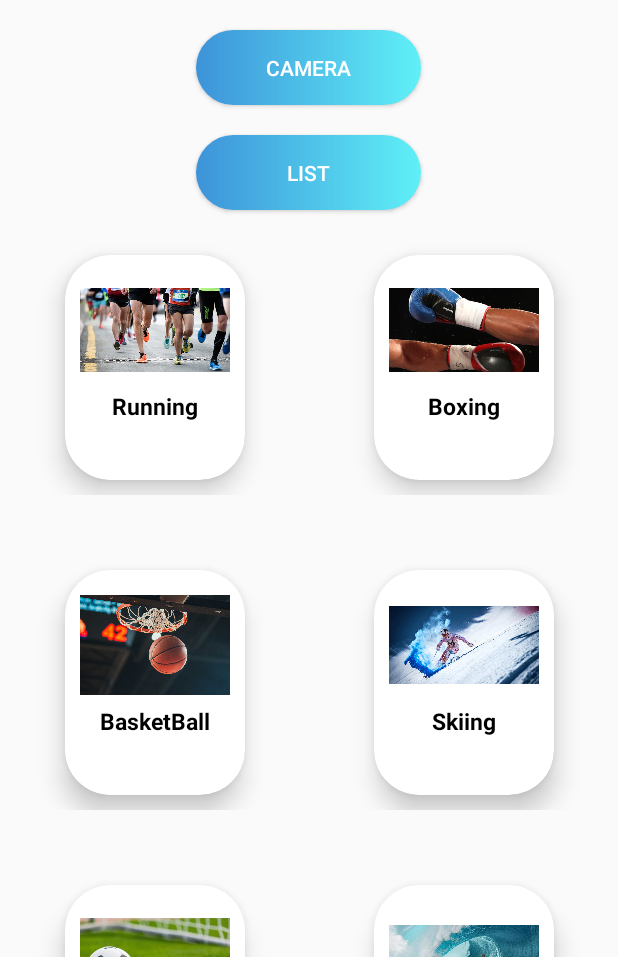
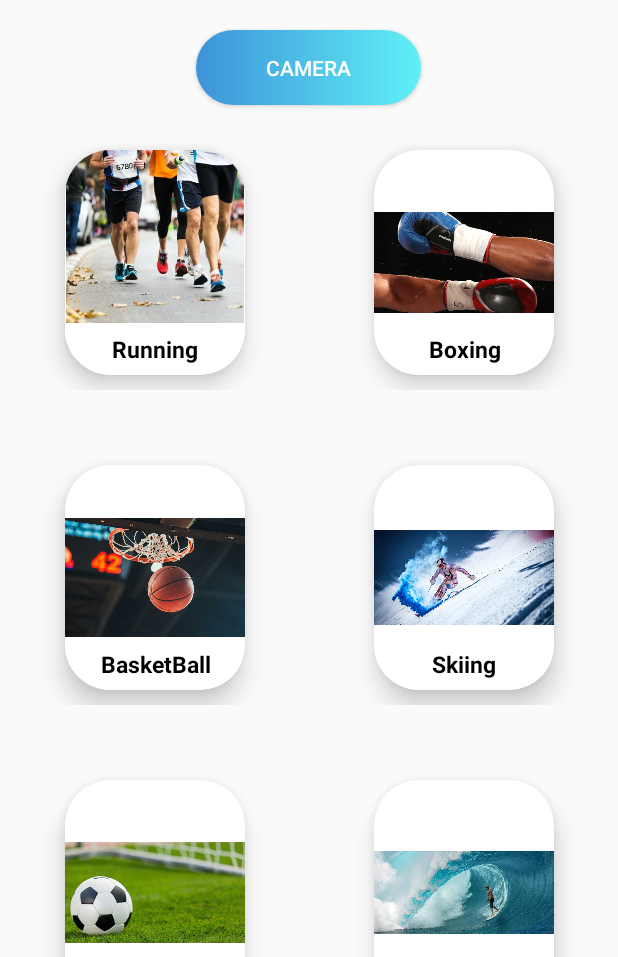
Before and after one commit to YasminAwad1501/Sports, an Android app: the SportsActivity screen opened directly, with no data from a screen before it, on a phone screen of 412 x 824 dp, the part 279-1236 px from its top. Run offline under Robolectric (Android 15) with nearby library versions, the phone set to English and light mode, and no system bars.

Commit message:
31/01/2022

```diff
--- a/app/src/main/AndroidManifest.xml
+++ b/app/src/main/AndroidManifest.xml
@@ -12,11 +12,12 @@
         android:supportsRtl="true"
         android:theme="@style/Theme.Design.Light">
         <activity
-            android:name=".LatestSearchActivity"
+            android:name=".LatestSearch"
             android:exported="true" />
 
         <service
             android:name=".NotificationIntentService"
+            android:permission="android.permission.BIND_JOB_SERVICE"
             android:exported="false" />
         <service
             android:name=".MusicService"
--- a/app/src/main/java/com/example/sports/LogInActivity.java
+++ b/app/src/main/java/com/example/sports/LogInActivity.java
@@ -35,10 +35,6 @@ public class LogInActivity extends AppCompatActivity  {
         super.onCreate(savedInstanceState);
         setContentView(R.layout.activity_log_in);
 
-        SharedPreferences sp = getSharedPreferences("settings",MODE_PRIVATE);
-        String email = sp.getString("email","");
-        String password = sp.getString("password","");
-
         //returns reference to the instance of the project Firebase
         mAuth = FirebaseAuth.getInstance();
 
@@ -50,6 +46,13 @@ public class LogInActivity extends AppCompatActivity  {
         editTextUsername = findViewById(R.id.editTextEmail);
         editTextPassword = findViewById(R.id.editTextPassword);
 
+        SharedPreferences sp = getSharedPreferences("settings",MODE_PRIVATE);
+        String email = sp.getString("email","");
+        String password = sp.getString("password","");
+        if (!email.equals("") && !password.equals("")){
+            editTextUsername.setText(email);
+            editTextPassword.setText(password);
+        }
 
     }
 
--- a/app/src/main/java/com/example/sports/MyAdapter.java
+++ b/app/src/main/java/com/example/sports/MyAdapter.java
@@ -24,6 +24,7 @@ public class MyAdapter extends RecyclerView.Adapter<MyAdapter.MyViewHolder> {
         this.context=context;
         this.titles=titles;
         this.images=images;
+
 
     }
 
@@ -55,7 +56,7 @@ public class MyAdapter extends RecyclerView.Adapter<MyAdapter.MyViewHolder> {
         public MyViewHolder(@NonNull View itemView){
             super(itemView);
 
-            mImageView = itemView.findViewById(R.id.imageview);
+            mImageView = itemView.findViewById(R.id.mImageView);
 
             mTextview = itemView.findViewById(R.id.textview);
             itemView.setOnClickListener(new View.OnClickListener() {
--- a/app/src/main/java/com/example/sports/NotificationReceiver.java
+++ b/app/src/main/java/com/example/sports/NotificationReceiver.java
@@ -10,6 +10,7 @@ public class NotificationReceiver extends BroadcastReceiver {
     @Override
     public void onReceive(Context context, Intent intent) {
         Intent intent1 = new Intent(context, NotificationIntentService.class);
-        context.startService(intent1);
+        //context.startService(intent1);
+        // TODO: 12/20/2021  להחזיר!!
     }
 }
--- a/app/src/main/java/com/example/sports/SportsActivity.java
+++ b/app/src/main/java/com/example/sports/SportsActivity.java
@@ -122,6 +122,8 @@ public class SportsActivity extends AppCompatActivity  implements DialogInterfac
                 Intent intent2 = new Intent (this, FavoriteActivity.class);
                 startActivity(intent2);
                 break;
+            case R.id.itemProfile:
+
         }
         return super.onOptionsItemSelected(item);
 
--- a/app/src/main/res/layout/activity_sports.xml
+++ b/app/src/main/res/layout/activity_sports.xml
@@ -43,18 +43,7 @@
         tools:layout_editor_absoluteX="38dp"
         tools:layout_editor_absoluteY="547dp"/>
 
-    <Button
-        android:id="@+id/buttonList"
-        android:layout_width="150dp"
-        android:layout_height="50dp"
-        android:layout_marginTop="20dp"
-        android:layout_gravity="center"
-        android:background="@drawable/shape_login_button"
-        android:onClick="List"
-        android:text="List"
-        android:textColor="@android:color/white"
-        tools:layout_editor_absoluteX="38dp"
-        tools:layout_editor_absoluteY="547dp"/>
+
 
     <androidx.recyclerview.widget.RecyclerView
         android:id="@+id/recycleview"
--- a/app/src/main/res/layout/grid_item.xml
+++ b/app/src/main/res/layout/grid_item.xml
@@ -24,31 +24,34 @@
 
         <RelativeLayout
             android:layout_width="match_parent"
-            android:layout_height="150dp"
-
-            >
+            android:layout_height="150dp">
 
 
             <ImageView
-                android:id="@+id/imageview"
-                android:layout_width="100dp"
-                android:layout_height="80dp"
-                android:layout_centerHorizontal="true"
-                android:src="@drawable/running"
-                android:layout_marginTop="10dp"/>
+                android:id="@+id/mImageView"
+                android:layout_width="match_parent"
+                android:layout_height="match_parent">
+            </ImageView>
 
             <TextView
-                android:layout_width="wrap_content"
-                android:layout_height="wrap_content"
                 android:id="@+id/textview"
-                android:layout_below="@+id/imageview"
+                android:layout_width="match_parent"
+                android:layout_height="50dp"
+                android:layout_centerHorizontal="true"
+                android:layout_gravity="center"
+                android:gravity="center"
+                android:layout_marginTop="115dp"
+                android:background="@color/white"
+                android:text="Running"
+                android:textColor="@color/black"
                 android:textSize="15dp"
-                android:text="Running"
-                android:textStyle="bold"
-                android:textColor="@color/black"
-                android:layout_centerHorizontal="true"/>
+                android:textStyle="bold" />
+
+
 
         </RelativeLayout>
+
     </androidx.cardview.widget.CardView>
 
+
 </androidx.constraintlayout.widget.ConstraintLayout>
--- a/app/src/main/res/layout/sport_row.xml
+++ b/app/src/main/res/layout/sport_row.xml
@@ -65,7 +65,7 @@
             android:layout_width="50dp"
             android:layout_height="20dp"
             android:layout_gravity="bottom"
-            android:layout_marginStart="25dp"
+
             android:layout_marginBottom="4dp"
             android:background="@drawable/shape_login_button"
             android:onClick="Signup"
--- a/app/src/main/res/menu/menu.xml
+++ b/app/src/main/res/menu/menu.xml
@@ -24,7 +24,7 @@
     android:title="profile"
     android:icon="@drawable/ic_profile_account"
     app:showAsAction="ifRoom|collapseActionView"
-    android:onClick="Profile"/>
+    />
 
 
 
```
Also changed, not shown: app/src/main/res/drawable/running.jpg.
